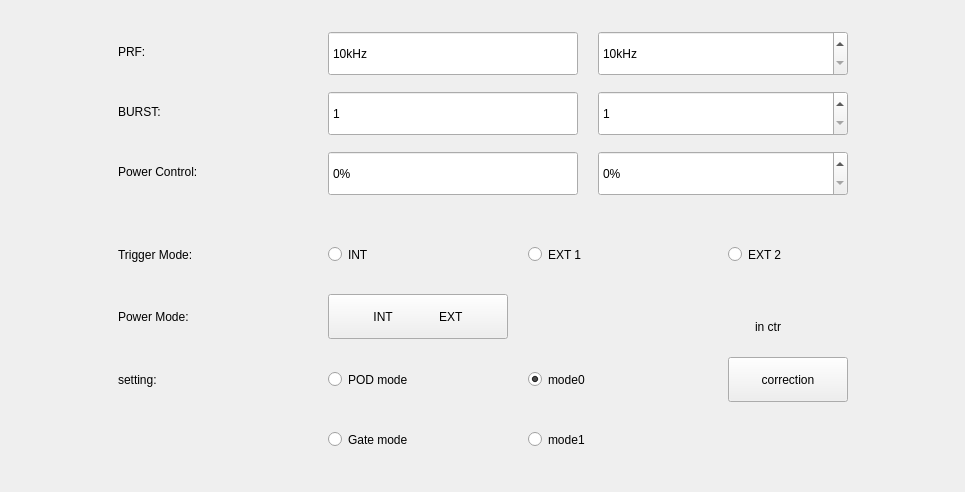
yuanjinxin123/shenglei, file macousto_pod.ui: the form before one commit.
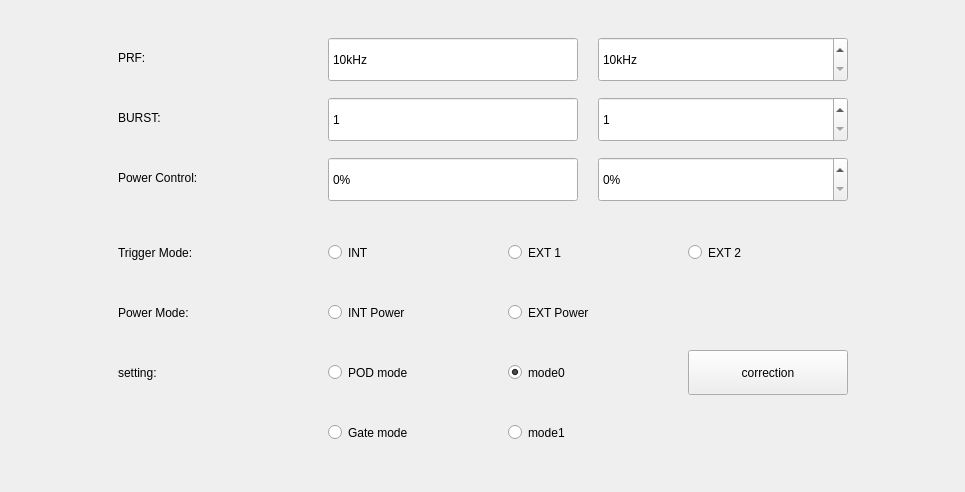
The form after the commit.

Patch:
```diff
--- a/macousto_pod.ui
+++ b/macousto_pod.ui
@@ -32,9 +32,6 @@
    </item>
    <item>
     <layout class="QVBoxLayout" name="verticalLayout">
-     <property name="spacing">
-      <number>20</number>
-     </property>
      <item>
       <layout class="QGridLayout" name="gridLayout">
        <property name="horizontalSpacing">
@@ -47,14 +44,14 @@
         <widget class="QLabel" name="label">
          <property name="minimumSize">
           <size>
-           <width>80</width>
+           <width>190</width>
            <height>45</height>
           </size>
          </property>
          <property name="maximumSize">
           <size>
-           <width>120</width>
-           <height>100</height>
+           <width>190</width>
+           <height>45</height>
           </size>
          </property>
          <property name="layoutDirection">
@@ -134,14 +131,14 @@
         <widget class="QLabel" name="label_2">
          <property name="minimumSize">
           <size>
-           <width>80</width>
+           <width>190</width>
            <height>45</height>
           </size>
          </property>
          <property name="maximumSize">
           <size>
-           <width>120</width>
-           <height>16777215</height>
+           <width>190</width>
+           <height>45</height>
           </size>
          </property>
          <property name="text">
@@ -212,8 +209,8 @@
          </property>
          <property name="maximumSize">
           <size>
-           <width>120</width>
-           <height>16777215</height>
+           <width>190</width>
+           <height>45</height>
           </size>
          </property>
          <property name="text">
@@ -294,8 +291,8 @@
          </property>
          <property name="maximumSize">
           <size>
-           <width>140</width>
-           <height>60</height>
+           <width>190</width>
+           <height>45</height>
           </size>
          </property>
          <property name="text">
@@ -349,14 +346,14 @@
         <widget class="QLabel" name="label_7">
          <property name="minimumSize">
           <size>
-           <width>0</width>
+           <width>190</width>
            <height>45</height>
           </size>
          </property>
          <property name="maximumSize">
           <size>
-           <width>180</width>
-           <height>60</height>
+           <width>190</width>
+           <height>45</height>
           </size>
          </property>
          <property name="text">
@@ -367,25 +364,29 @@
          </property>
         </widget>
        </item>
-       <item row="1" column="3">
-        <widget class="QLabel" name="mPowerModeSwt">
+       <item row="1" column="1">
+        <widget class="QRadioButton" name="mPowerIntCtl">
          <property name="minimumSize">
           <size>
-           <width>0</width>
-           <height>50</height>
+           <width>120</width>
+           <height>45</height>
           </size>
          </property>
-         <property name="maximumSize">
+         <property name="text">
+          <string>INT Power</string>
+         </property>
+        </widget>
+       </item>
+       <item row="1" column="2">
+        <widget class="QRadioButton" name="mPowerExtCtl">
+         <property name="minimumSize">
           <size>
-           <width>80</width>
-           <height>30</height>
+           <width>120</width>
+           <height>45</height>
           </size>
          </property>
          <property name="text">
-          <string>in ctr</string>
-         </property>
-         <property name="alignment">
-          <set>Qt::AlignCenter</set>
+          <string>EXT Power</string>
          </property>
         </widget>
        </item>
@@ -393,7 +394,13 @@
         <widget class="QLabel" name="label_4">
          <property name="minimumSize">
           <size>
-           <width>0</width>
+           <width>190</width>
+           <height>45</height>
+          </size>
+         </property>
+         <property name="maximumSize">
+          <size>
+           <width>190</width>
            <height>45</height>
           </size>
          </property>
@@ -482,25 +489,6 @@
          </property>
         </widget>
        </item>
-       <item row="1" column="1">
-        <widget class="QPushButton" name="mPowerModeBtn">
-         <property name="sizePolicy">
-          <sizepolicy hsizetype="Minimum" vsizetype="Fixed">
-           <horstretch>0</horstretch>
-           <verstretch>0</verstretch>
-          </sizepolicy>
-         </property>
-         <property name="minimumSize">
-          <size>
-           <width>120</width>
-           <height>45</height>
-          </size>
-         </property>
-         <property name="text">
-          <string>INT              EXT</string>
-         </property>
-        </widget>
-       </item>
       </layout>
      </item>
     </layout>
```
